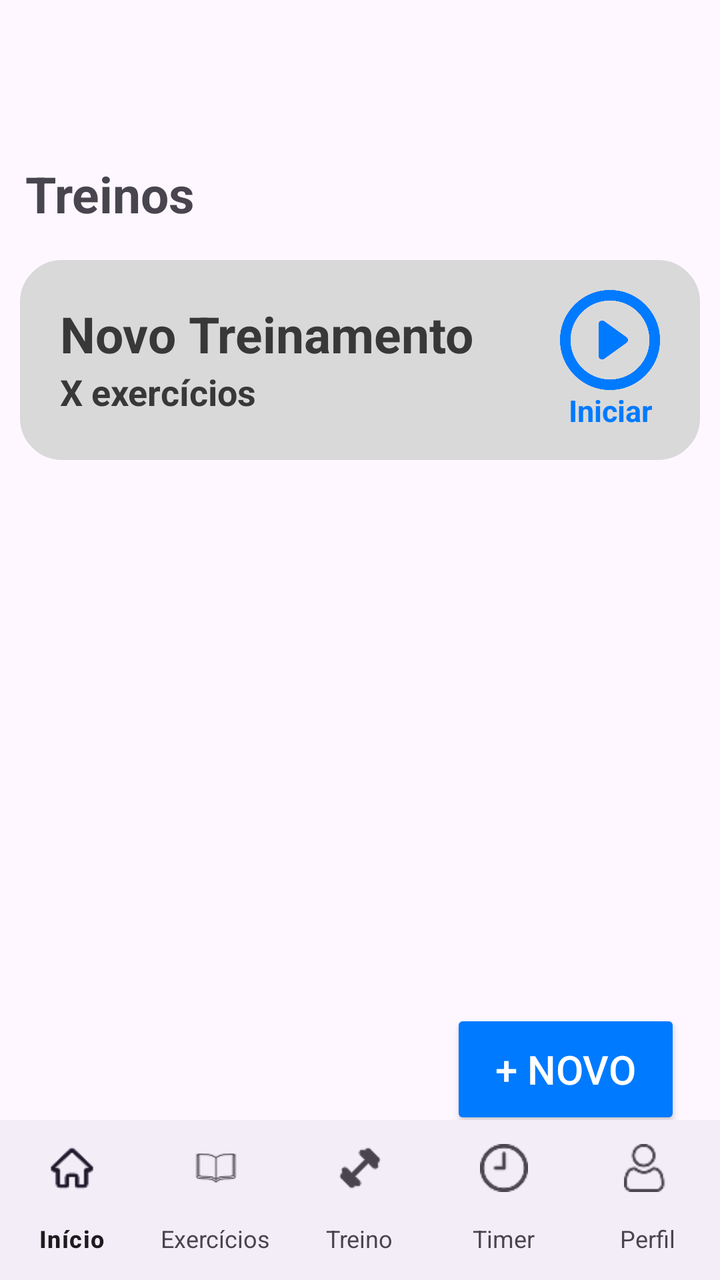
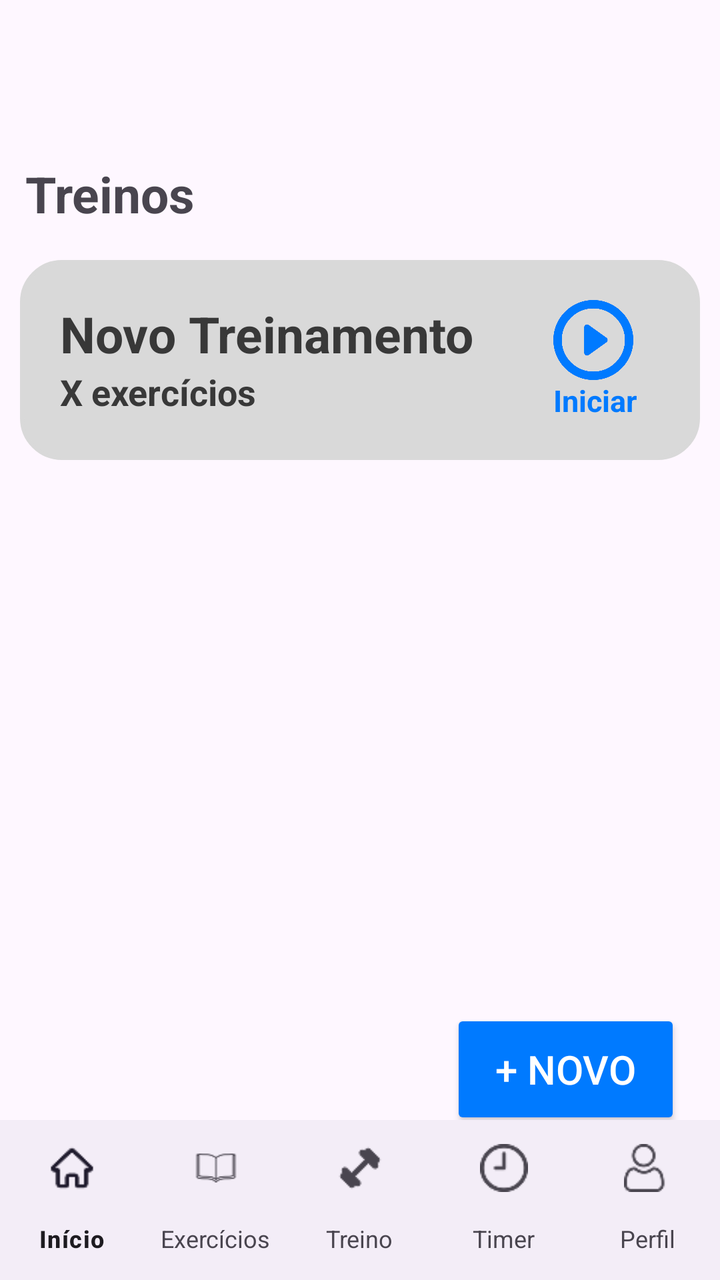

The first picture is an Android layout as it rendered before a commit; the second is the same layout after the commit. The layout source and the unified diff follow.
<!-- AndroidManifest.xml: application theme Theme.Projeto -->
<!-- res/layout/activity_treino.xml -->
<?xml version="1.0" encoding="utf-8"?>
<androidx.constraintlayout.widget.ConstraintLayout xmlns:android="http://schemas.android.com/apk/res/android"
    xmlns:app="http://schemas.android.com/apk/res-auto"
    xmlns:tools="http://schemas.android.com/tools"
    android:layout_width="match_parent"
    android:layout_height="match_parent"
    tools:context=".TreinoActivity">

    <TextView
        android:layout_width="wrap_content"
        android:layout_height="wrap_content"
        android:text="Treinos"
        android:textSize="25sp"
        android:textStyle="bold"
        app:layout_constraintTop_toTopOf="parent"
        app:layout_constraintStart_toStartOf="parent"
        app:layout_constraintEnd_toEndOf="parent"
        android:layout_marginTop="80dp"
        android:layout_marginRight="250dp"/>

    <LinearLayout
        android:layout_width="340dp"
        android:layout_height="100dp"
        android:orientation="vertical"
        app:layout_constraintTop_toTopOf="parent"
        app:layout_constraintStart_toStartOf="parent"
        app:layout_constraintEnd_toEndOf="parent"
        android:layout_marginTop="130dp"
        android:padding="20dp"
        android:background="@drawable/borda_arredondada_custom"
        app:cornerRadius="15dp">

        <TextView
            android:layout_width="wrap_content"
            android:layout_height="wrap_content"
            android:text="Novo Treinamento"
            android:textSize="25sp"
            android:textStyle="bold"
            android:textColor="@color/cor_cinza_escuro"
            />

        <TextView
            android:layout_width="wrap_content"
            android:layout_height="wrap_content"
            android:text="X exercícios"
            android:textSize="18sp"
            android:textStyle="bold"
            android:textColor="@color/cor_cinza_escuro"
            />


    </LinearLayout>

    <ImageButton
        android:id="@+id/btn_iniciar_treinoID"
        android:layout_width="70dp"
        android:layout_height="70dp"
        android:scaleType="centerCrop"
        android:src="@drawable/btn_play"
        android:backgroundTint="#00000000"
        app:layout_constraintTop_toTopOf="parent"
        app:layout_constraintStart_toStartOf="parent"
        app:layout_constraintEnd_toEndOf="parent"
        android:layout_marginTop="135dp"
        android:layout_marginLeft="250dp"/>

    <TextView
        android:layout_width="wrap_content"
        android:layout_height="wrap_content"
        android:textColor="@color/cor_azul"
        android:text="Iniciar"
        android:textSize="15sp"
        android:textStyle="bold"
        app:layout_constraintTop_toTopOf="parent"
        app:layout_constraintStart_toStartOf="parent"
        app:layout_constraintEnd_toEndOf="parent"
        android:layout_marginTop="195dp"
        android:layout_marginLeft="250dp"
        />

    <Button
        android:id="@+id/btn_novoTreino"
        android:layout_width="115dp"
        android:layout_height="60dp"
        android:text="+ Novo"
        android:textSize="20sp"
        android:backgroundTint="@color/cor_azul"
        app:cornerRadius="15dp"
        app:layout_constraintBottom_toBottomOf="parent"
        app:layout_constraintEnd_toEndOf="parent"
        app:layout_constraintStart_toStartOf="parent"
        app:layout_constraintTop_toTopOf="parent"
        app:layout_constraintVertical_bias="0.87"
        app:layout_constraintHorizontal_bias="0.92"
        android:textColor="@color/cor_branca"
        />

    
    <com.google.android.material.bottomnavigation.BottomNavigationView
        app:labelVisibilityMode="labeled"
        android:id="@+id/bottom_navigation"
        android:layout_width="match_parent"
        android:layout_height="wrap_content"
        app:menu="@menu/main_menu"
        app:itemTextAppearanceInactive="@style/Theme.MenuTextStyle"
        app:layout_constraintBottom_toBottomOf="parent"
        app:layout_constraintEnd_toEndOf="parent"
        app:layout_constraintStart_toStartOf="parent"
        app:layout_constraintTop_toTopOf="parent"
        app:layout_constraintVertical_bias="1"
        />
</androidx.constraintlayout.widget.ConstraintLayout>
<!-- resources referenced by this layout -->
<resources>
  <color name="cor_azul">#007AFF</color>
  <color name="cor_branca">#FFFFFF</color>
  <color name="cor_cinza_escuro">#383838</color>
  <!-- drawable borda_arredondada_custom (drawable) -->
  <?xml version="1.0" encoding="utf-8"?>
  <shape xmlns:android="http://schemas.android.com/apk/res/android" android:shape="rectangle">
      <solid android:color="#d9d9d9"/>
      <stroke android:width="2dp" android:color="#d9d9d9"/>
      <corners android:radius="20dp"/>
      <padding android:left="8dp" android:top="8dp" android:right="8dp" android:bottom="8dp"/>
  </shape>
  <!-- drawable btn_play: png bitmap (drawable, 20504 bytes) -->
  <style name="Theme.MenuTextStyle" parent="MenuTextStyle" />
  <style name="Theme.Projeto" parent="Base.Theme.Projeto" />
  <style name="MenuTextStyle" parent="Theme.Material3.DayNight.NoActionBar">
          <item name="android:textSize">12sp</item>
          <item name="android:textColor">#FFFFFF</item>]
          <item name="android:layout_margin">5dp</item>
      </style>
  <style name="Base.Theme.Projeto" parent="Theme.Material3.DayNight.NoActionBar">
          
          
      </style>
</resources>

<!-- the commit's change to res/layout/activity_treino.xml (unified diff, before → after) -->
@@ -19,9 +19,10 @@
         android:layout_marginRight="250dp"/>
 
     <LinearLayout
+        android:id="@+id/btn_treinoTeste"
         android:layout_width="340dp"
         android:layout_height="100dp"
-        android:orientation="vertical"
+        android:orientation="horizontal"
         app:layout_constraintTop_toTopOf="parent"
         app:layout_constraintStart_toStartOf="parent"
         app:layout_constraintEnd_toEndOf="parent"
@@ -30,53 +31,55 @@
         android:background="@drawable/borda_arredondada_custom"
         app:cornerRadius="15dp">
 
-        <TextView
+        <LinearLayout
             android:layout_width="wrap_content"
             android:layout_height="wrap_content"
-            android:text="Novo Treinamento"
-            android:textSize="25sp"
-            android:textStyle="bold"
-            android:textColor="@color/cor_cinza_escuro"
-            />
+            android:orientation="vertical">
+            <TextView
+                android:layout_width="wrap_content"
+                android:layout_height="wrap_content"
+                android:text="Novo Treinamento"
+                android:textSize="25sp"
+                android:textStyle="bold"
+                android:textColor="@color/cor_cinza_escuro"
+                />
 
-        <TextView
+            <TextView
+                android:layout_width="wrap_content"
+                android:layout_height="wrap_content"
+                android:text="X exercícios"
+                android:textSize="18sp"
+                android:textStyle="bold"
+                android:textColor="@color/cor_cinza_escuro"
+                />
+        </LinearLayout>
+        <Space
+            android:layout_width="40dp"
+            android:layout_height="0dp" />
+        <LinearLayout
             android:layout_width="wrap_content"
             android:layout_height="wrap_content"
-            android:text="X exercícios"
-            android:textSize="18sp"
-            android:textStyle="bold"
-            android:textColor="@color/cor_cinza_escuro"
-            />
+            android:orientation="vertical">
+            <ImageView
+                android:layout_width="40dp"
+                android:layout_height="40dp"
+                android:scaleType="centerCrop"
+                android:src="@drawable/btn_play"
+                android:backgroundTint="#00000000"
+               />
+
+            <TextView
+                android:layout_width="wrap_content"
+                android:layout_height="wrap_content"
+                android:textColor="@color/cor_azul"
+                android:text="Iniciar"
+                android:textSize="15sp"
+                android:textStyle="bold"
+                />
+        </LinearLayout>
+    </LinearLayout>
 
 
-    </LinearLayout>
-
-    <ImageButton
-        android:id="@+id/btn_iniciar_treinoID"
-        android:layout_width="70dp"
-        android:layout_height="70dp"
-        android:scaleType="centerCrop"
-        android:src="@drawable/btn_play"
-        android:backgroundTint="#00000000"
-        app:layout_constraintTop_toTopOf="parent"
-        app:layout_constraintStart_toStartOf="parent"
-        app:layout_constraintEnd_toEndOf="parent"
-        android:layout_marginTop="135dp"
-        android:layout_marginLeft="250dp"/>
-
-    <TextView
-        android:layout_width="wrap_content"
-        android:layout_height="wrap_content"
-        android:textColor="@color/cor_azul"
-        android:text="Iniciar"
-        android:textSize="15sp"
-        android:textStyle="bold"
-        app:layout_constraintTop_toTopOf="parent"
-        app:layout_constraintStart_toStartOf="parent"
-        app:layout_constraintEnd_toEndOf="parent"
-        android:layout_marginTop="195dp"
-        android:layout_marginLeft="250dp"
-        />
 
     <Button
         android:id="@+id/btn_novoTreino"
